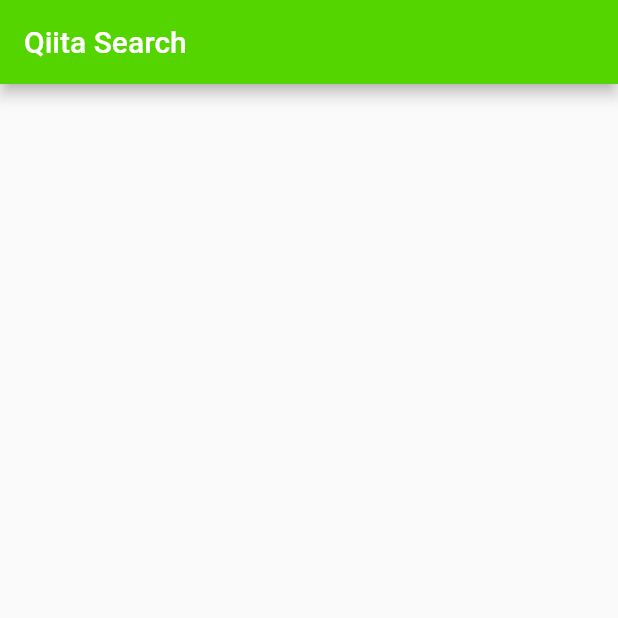
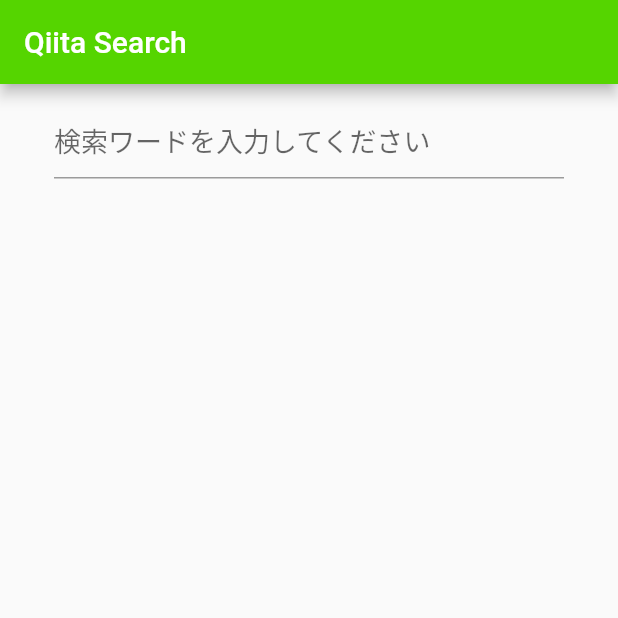
Before and after one commit to myzw1030/qiita_search, a Flutter app: the screen it shows after launch, on a phone screen of 412 x 824 dp, the top half of it. Run offline on Flutter 3.47's test engine with Material 2 defaults, Android fonts, the phone set to English and light mode, and no system bars; our stand-ins replace flutter_dotenv.

Commit message:
検索ボックス

```diff
--- a/lib/screens/search_screen.dart
+++ b/lib/screens/search_screen.dart
@@ -13,13 +13,36 @@ class SearchScreen extends StatefulWidget {
 }
 
 class _SearchScreenState extends State<SearchScreen> {
+  List<Article> articles = [];
   @override
   Widget build(BuildContext context) {
     return Scaffold(
       appBar: AppBar(
         title: const Text('Qiita Search'),
       ),
-      body: Container(),
+      body: Column(
+        children: [
+          Padding(
+            padding: const EdgeInsets.symmetric(
+              vertical: 12,
+              horizontal: 36,
+            ),
+            child: TextField(
+              style: const TextStyle(
+                fontSize: 18,
+                color: Colors.black,
+              ),
+              decoration: const InputDecoration(
+                hintText: '検索ワードを入力してください',
+              ),
+              onSubmitted: (String value) async {
+                final results = await searchQiita(value);
+                setState(() => articles = results);
+              },
+            ),
+          ),
+        ],
+      ),
     );
   }
 
```
